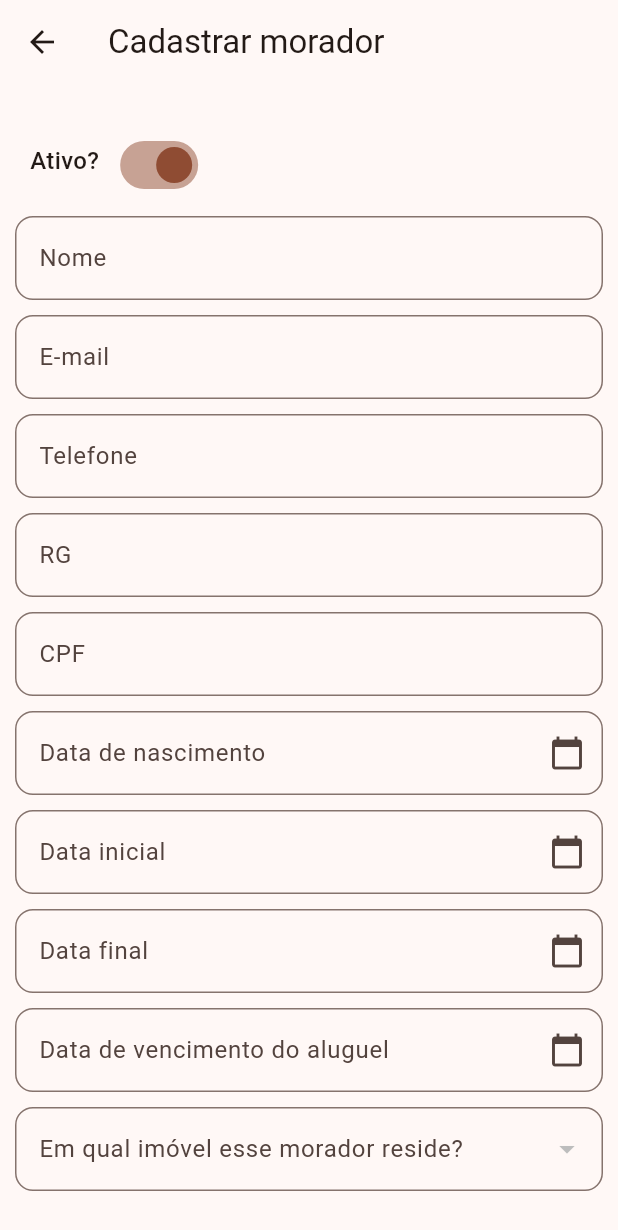
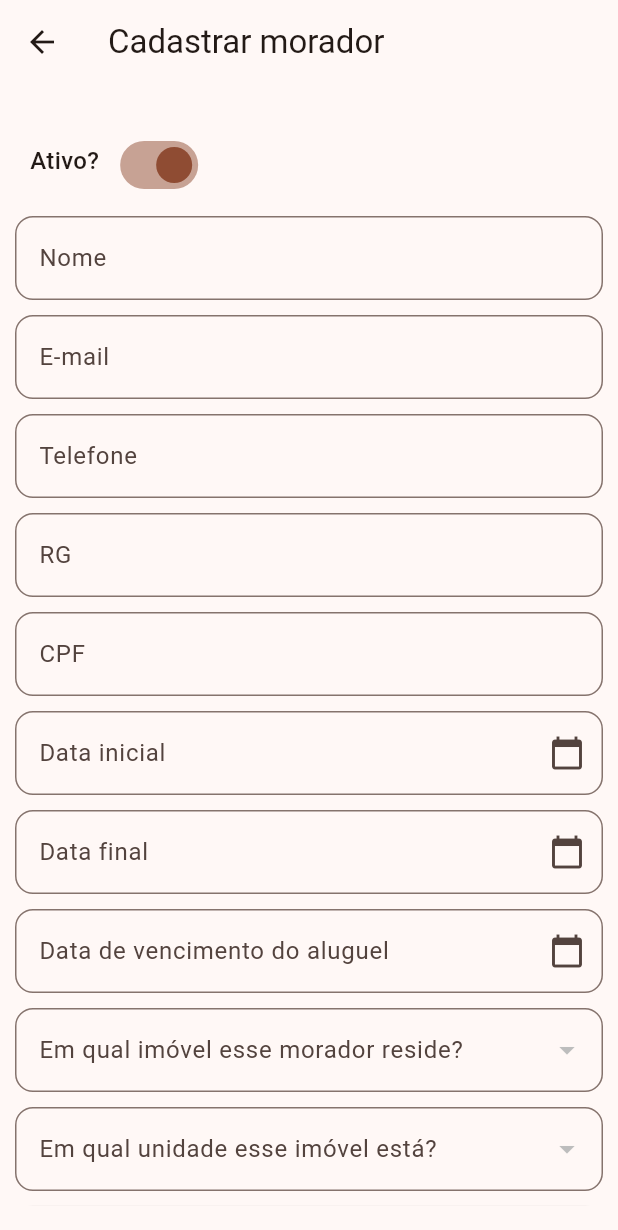
Before and after one commit to ViniciusFazolo/mobilia, a Flutter app: the Home screen opened directly, after a tap on "Cadastrar Morador", on a phone screen of 412 x 824 dp. Shown: the top 1230 px of the screen. Run offline on Flutter 3.47's test engine with Material 3 defaults, Android fonts, the phone set to English and light mode, and no system bars; our stand-ins replace image_picker, mask_text_input_formatter, shared_preferences; accounts and stored records are empty; network calls fail.

Commit message:
cleanup: remove campo e controlador "dataNascimento", pois foi retirado da regra de negócio

```diff
--- a/lib/controller/resident_controller.dart
+++ b/lib/controller/resident_controller.dart
@@ -27,7 +27,6 @@
   final telefoneController = TextEditingController();
 
   // campos data
-  final dtNascimentoController = TextEditingController();
   final dtFimController = TextEditingController();
   final dtInicioController = TextEditingController();
   final dtVencimentoController = TextEditingController();
@@ -51,7 +50,6 @@
       'telefone': telefoneController.text,
       'cpf': cpfController.text,
       'rg': rgController.text,
-      'dtNascimento': formatDateToIso(dtNascimentoController.text),
       'dtVencimento': formatDateToIso(dtVencimentoController.text),
       'dtInicio': formatDateToIso(dtInicioController.text),
       'dtFim': formatDateToIso(dtFimController.text),
@@ -123,7 +121,6 @@
     nomeController.clear();
     rgController.clear();
     telefoneController.clear();
-    dtNascimentoController.clear();
     dtFimController.clear();
     dtInicioController.clear();
     dtVencimentoController.clear();
--- a/lib/pages/resident.dart
+++ b/lib/pages/resident.dart
@@ -74,10 +74,6 @@
             },
           ),
           InputDate(
-            label: "Data de nascimento",
-            controller: residentController.dtNascimentoController,
-          ),
-          InputDate(
             label: "Data inicial",
             controller: residentController.dtInicioController,
           ),
```
